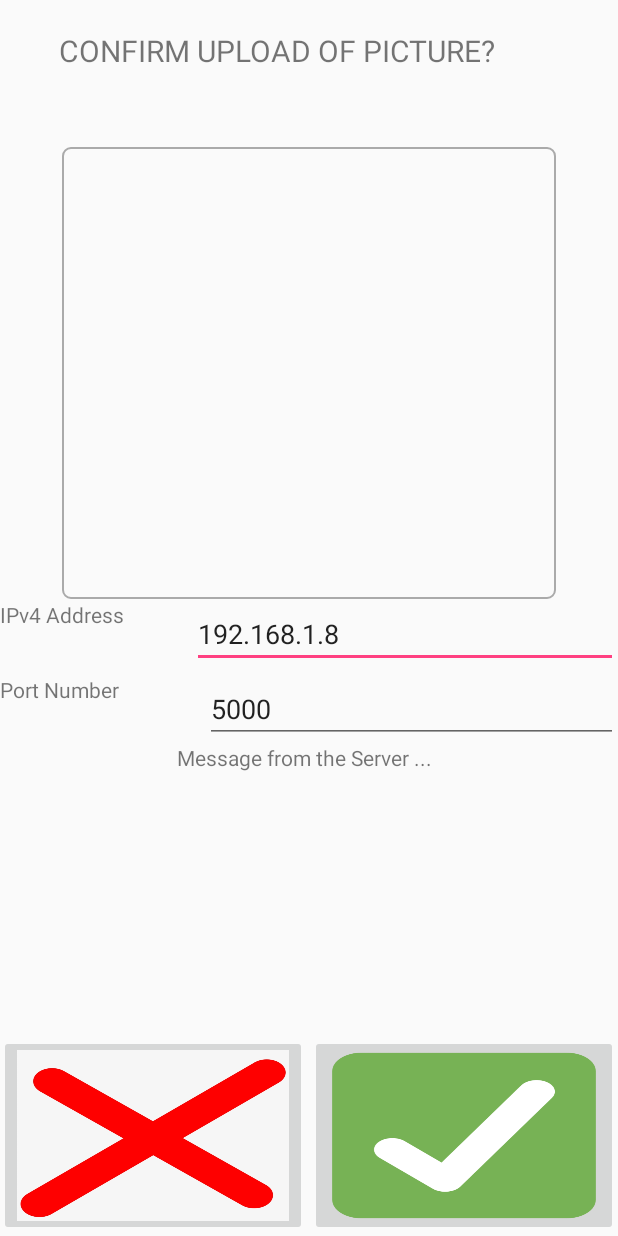
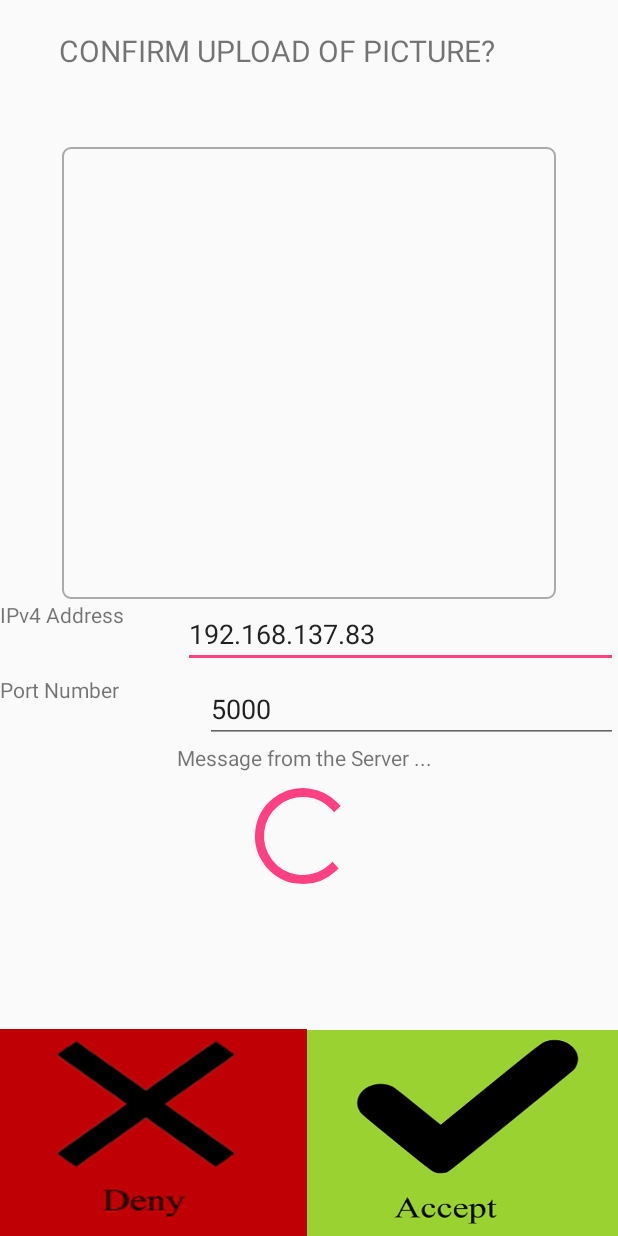
Before and after one commit to fpvc040/Android_Studio_Projects, an Android app: the ConfirmActivity screen opened directly, with no data from a screen before it, on a phone screen of 412 x 824 dp. Run offline under Robolectric (Android 15) with nearby library versions, the phone set to English and light mode, and no system bars; our stand-ins replace ButterKnife; Roboto replaces fonts that are not available here; 7 statements that could not run were skipped.

Commit message:
XML format changed

```diff
--- a/AndroidUSBCamera/app/build.gradle
+++ b/AndroidUSBCamera/app/build.gradle
@@ -35,6 +35,7 @@ dependencies {
     implementation 'com.android.support.constraint:constraint-layout:2.0.4'
     implementation 'com.google.android.material:material:1.3.0'
     implementation 'androidx.constraintlayout:constraintlayout:2.0.4'
+    implementation 'androidx.preference:preference:1.1.0-rc01'
     annotationProcessor 'com.jakewharton:butterknife-compiler:10.2.0'
 
     implementation project(':libusbcamera')
--- a/AndroidUSBCamera/app/src/main/java/com/jiangdg/usbcamera/view/login.java
+++ b/AndroidUSBCamera/app/src/main/java/com/jiangdg/usbcamera/view/login.java
@@ -41,7 +41,7 @@ public class login extends AppCompatActivity {
         super.onCreate(savedInstanceState);
         setContentView(R.layout.activity_login);
         ButterKnife.bind(this);
-        String[] items = new String[] { "Short Screw", "Long Screw", "Bolt" };
+        String[] items = new String[] { "H","Short Screw", "Long Screw", "Bolt"};
 
         ArrayAdapter<String> adapter = new ArrayAdapter<String>(this,
                 R.layout.spinner_item, items);
@@ -71,7 +71,7 @@ public class login extends AppCompatActivity {
     public void CreateSession(View view) {
         Context context = getApplicationContext();
         String nameStr = name.getText().toString();
-        String badgeIDStr = name.getText().toString();
+        String badgeIDStr = badgeID.getText().toString();
         if (!nameStr.matches(alphaRegex)){
             Toast.makeText(context, "Name has invalid characters! Enter first name only", Toast.LENGTH_SHORT).show();
         } else if (!badgeIDStr.matches(alphaNumericRegex)){
@@ -83,20 +83,24 @@ public class login extends AppCompatActivity {
                 public void run() {
                     Intent loadCameraPage = new Intent(login.this, USBCameraActivity.class);
                     JSONObject sessionDetails = new JSONObject();
+                    String partID =  dynamicSpinnerlogin.getSelectedItem().toString();
                     try {
-                        sessionDetails.put("Name", nameStr);
-                        sessionDetails.put("BadgeID", badgeIDStr);
-                        sessionDetails.put("PartID", dynamicSpinnerlogin.getSelectedItem().toString());
+                        //sessionDetails.put("name", nameStr);
+                        sessionDetails.put("timestamp", String.valueOf(System.currentTimeMillis()));
+                        sessionDetails.put("session", badgeIDStr);
+                        sessionDetails.put("part",partID);
                     } catch (JSONException e) {
                         // TODO Auto-generated catch block
                         e.printStackTrace();
                     }
 
                     loadCameraPage.putExtra("Session_details", sessionDetails.toString());
+                    loadCameraPage.putExtra("badgeID", badgeIDStr);
+                    loadCameraPage.putExtra("partID", partID);
                     startActivity(loadCameraPage);
                     login.this.finish();
                 }
-            }, 3000);
+            }, 2000);
         }
     }
 
--- a/AndroidUSBCamera/app/src/main/res/layout/activity_confirm.xml
+++ b/AndroidUSBCamera/app/src/main/res/layout/activity_confirm.xml
@@ -8,25 +8,28 @@
 
     <ImageButton
         android:id="@+id/buttonConfirm"
-        android:layout_width="205dp"
-        android:layout_height="134dp"
+        android:layout_width="208dp"
+        android:layout_height="137dp"
+        android:background="#FFFFFF"
         android:onClick="confirmYes"
         android:scaleType="fitXY"
         app:layout_constraintBottom_toBottomOf="parent"
         app:layout_constraintEnd_toEndOf="parent"
-        app:srcCompat="@drawable/checkmark" />
+        app:srcCompat="@drawable/accept" />
 
     <ImageButton
         android:id="@+id/buttonRetake"
-        android:layout_width="205dp"
-        android:layout_height="134dp"
+        android:layout_width="217dp"
+        android:layout_height="138dp"
         android:layout_marginEnd="208dp"
-        android:layout_marginBottom="0dp"
+        android:adjustViewBounds="false"
+        android:background="#FFFFFF"
+        android:cropToPadding="false"
         android:onClick="confirmNo"
         android:scaleType="fitXY"
         app:layout_constraintBottom_toBottomOf="parent"
         app:layout_constraintEnd_toEndOf="parent"
-        app:srcCompat="@drawable/red_cross" />
+        app:srcCompat="@drawable/deny" />
 
     <TextView
         android:id="@+id/textView"
@@ -68,7 +71,7 @@
             android:layout_width="wrap_content"
             android:layout_height="match_parent"
             android:layout_weight="4"
-            android:text="192.168.1.8" />
+            android:text="192.168.137.83" />
     </LinearLayout>
 
     <LinearLayout
@@ -103,5 +106,16 @@
         app:layout_constraintStart_toStartOf="parent"
         app:layout_constraintTop_toBottomOf="@+id/linearLayout2" />
 
+    <ProgressBar
+        android:id="@+id/progressBar1"
+        style="?android:attr/progressBarStyleLarge"
+        android:layout_width="wrap_content"
+        android:layout_height="wrap_content"
+        android:layout_centerHorizontal="true"
+        android:layout_marginStart="164dp"
+        android:layout_marginTop="24dp"
+        app:layout_constraintStart_toStartOf="parent"
+        app:layout_constraintTop_toBottomOf="@+id/linearLayout2" />
+
 
 </androidx.constraintlayout.widget.ConstraintLayout>
```
Also changed, not shown: AndroidUSBCamera/app/src/main/AndroidManifest.xml (+5 -2 lines), AndroidUSBCamera/app/src/main/java/com/jiangdg/usbcamera/view/ConfirmActivity.java (+11 -2 lines), AndroidUSBCamera/app/src/main/java/com/jiangdg/usbcamera/view/SettingsActivity.java (added, +33 -0 lines), AndroidUSBCamera/app/src/main/java/com/jiangdg/usbcamera/view/USBCameraActivity.java (+13 -52 lines), AndroidUSBCamera/app/src/main/res/layout/activity_usbcamera.xml (+45 -86 lines), AndroidUSBCamera/app/src/main/res/layout/settings_activity.xml (added, +56 -0 lines), AndroidUSBCamera/app/src/main/res/values/arrays.xml (added, +12 -0 lines), AndroidUSBCamera/app/src/main/res/values/strings.xml (+17 -1 lines), AndroidUSBCamera/app/src/main/res/xml/root_preferences.xml (added, +35 -0 lines), AndroidUSBCamera/app/src/main/res/drawable/accept.png (added), AndroidUSBCamera/app/src/main/res/drawable/deny.png (added), AndroidUSBCamera/app/src/main/res/drawable/red_cross.jpeg (deleted), 1 other file.
